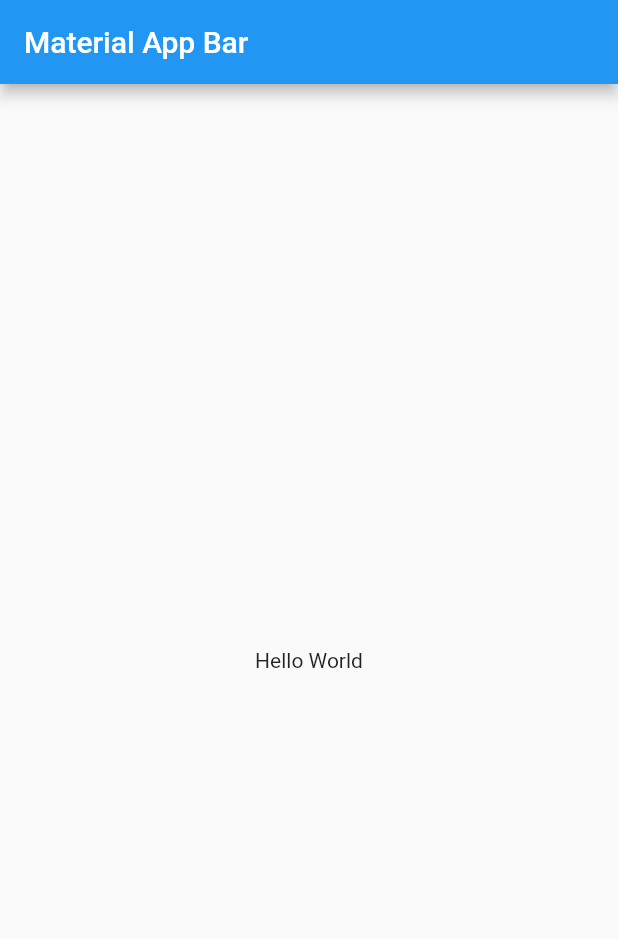
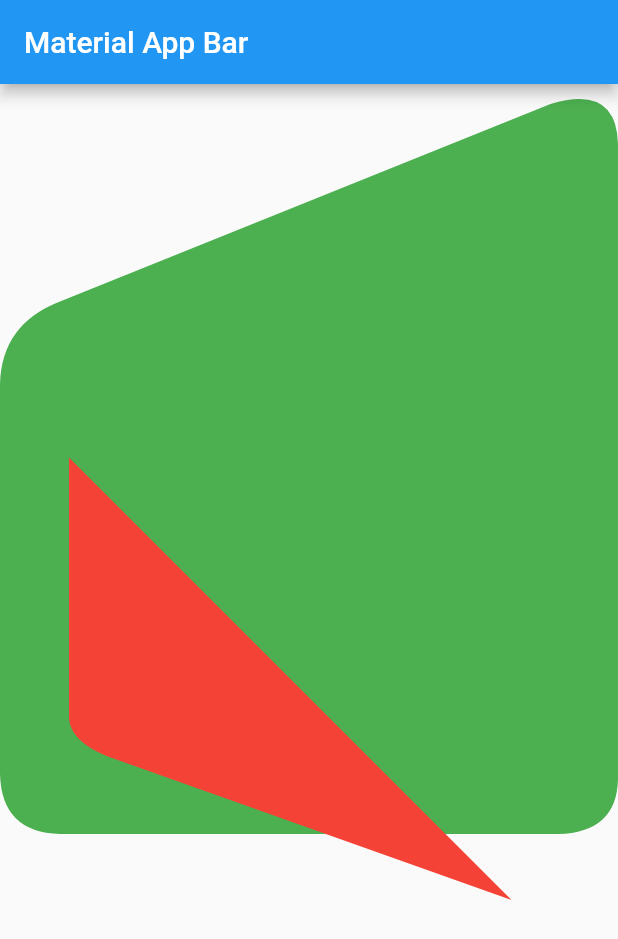
Before and after one commit to Israelzait/lab-widgets-utils, a Flutter app: the screen it shows after launch, on a phone screen of 412 x 824 dp. Shown: the top 939 px of the screen. Run offline on Flutter 3.47's test engine with Material 2 defaults, Android fonts, the phone set to English and light mode, and no system bars.

Commit message:
Create a clipper for a diagonal top right

```diff
--- /dev/null
+++ b/lib/customclipper/diagonal_clipper_box.dart
@@ -0,0 +1,62 @@
+import 'package:flutter/material.dart';
+
+class DiagonalBoxTopRight extends CustomClipper<Path> {
+  @override
+  Path getClip(Size size) {
+    final path = Path();
+    const curveDistance = 40.0;
+
+    path.moveTo(0, size.height * 0.4);
+    path.lineTo(0, size.height - curveDistance);
+    path.quadraticBezierTo(1, size.height - 1, 0 + curveDistance, size.height);
+    path.lineTo(size.width - curveDistance, size.height);
+    path.quadraticBezierTo(size.width + 1, size.height - 1, size.width, size.height - curveDistance);
+    path.lineTo(size.width, 0 + curveDistance);
+    path.quadraticBezierTo(size.width - 1, 0, size.width - curveDistance - 5, 0 + curveDistance / 3);
+    path.lineTo(curveDistance, size.height * 0.29);
+    path.quadraticBezierTo(1, (size.height * 0.30) + 10, 0, size.height * 0.4);
+
+    return path;
+  }
+
+  @override
+  bool shouldReclip(CustomClipper<Path> oldClipper) {
+    return true;
+  }
+}
+
+class DiagonalBoxBottomRight extends CustomClipper<Path> {
+  @override
+  Path getClip(Size size) {
+    final path = Path();
+    const curveDistance = 25.0;
+
+//    path.lineTo(0.0, size.height * 0.65);
+//    path.quadraticBezierTo(0.0, size.height * 0.675, 0 + curveDistance, size.height * 0.75);
+//    path.lineTo(size.width, size.height);
+//    path.lineTo(size.width, 0.0);
+//    path.lineTo(0.0, 0.0);
+
+    path.moveTo(0, curveDistance);
+    path.lineTo(0, size.height * 0.7 - curveDistance); // left
+    path.quadraticBezierTo(1, size.height * 0.7 - 10, 0 + curveDistance, size.height * 0.7); // bottom left
+    path.lineTo(size.width - curveDistance, size.height); //bottom
+
+//    path.moveTo(0, size.height * 0.4);
+//    path.lineTo(0, size.height - curveDistance); // left
+//    path.quadraticBezierTo(1, size.height - 1, 0 + curveDistance, size.height); // bottom left
+//    path.lineTo(size.width - curveDistance, size.height); //bottom
+//    path.quadraticBezierTo(size.width + 1, size.height - 1, size.width, size.height - curveDistance); // bottom right
+//    path.lineTo(size.width, 0 + curveDistance); // right
+//    path.quadraticBezierTo(size.width - 1, 0, size.width - curveDistance - 5, 0 + curveDistance / 3); // top right
+//    path.lineTo(curveDistance, size.height * 0.29); // diagonal
+//    path.quadraticBezierTo(1, (size.height * 0.30) + 10, 0, size.height * 0.4); // top lef
+
+    return path;
+  }
+
+  @override
+  bool shouldReclip(CustomClipper<Path> oldClipper) {
+    return true;
+  }
+}
--- a/lib/main.dart
+++ b/lib/main.dart
@@ -1,4 +1,5 @@
 import 'package:flutter/material.dart';
+import 'package:labwidgetsutils/pages/diagonal_box_page.dart';
 
 void main() {
   runApp(MyApp());
@@ -13,11 +14,7 @@ class MyApp extends StatelessWidget {
         appBar: AppBar(
           title: Text('Material App Bar'),
         ),
-        body: Center(
-          child: Container(
-            child: Text('Hello World'),
-          ),
-        ),
+        body: DiagonalBoxPage(),
       ),
     );
   }
--- /dev/null
+++ b/lib/pages/diagonal_box_page.dart
@@ -0,0 +1,38 @@
+import 'package:flutter/material.dart';
+import 'package:labwidgetsutils/customclipper/diagonal_clipper_box.dart';
+
+class DiagonalBoxPage extends StatelessWidget {
+  static const String pageRoute = 'diagonal_box_page_route_id';
+
+  @override
+  Widget build(BuildContext context) {
+    final size = 500.0;
+    return SafeArea(
+      child: Stack(
+        children: [
+          ClipPath(
+            clipper: DiagonalBoxTopRight(),
+            child: Container(
+              width: size,
+              height: size,
+              color: Colors.green,
+            ),
+          ),
+          Container(
+            child: Center(
+              child: ClipPath(
+                clipper: DiagonalBoxBottomRight(),
+                child: Container(
+                  padding: EdgeInsets.all(25),
+                  width: size - 180,
+                  height: size - 180,
+                  color: Colors.red,
+                ),
+              ),
+            ),
+          ),
+        ],
+      ),
+    );
+  }
+}
```
